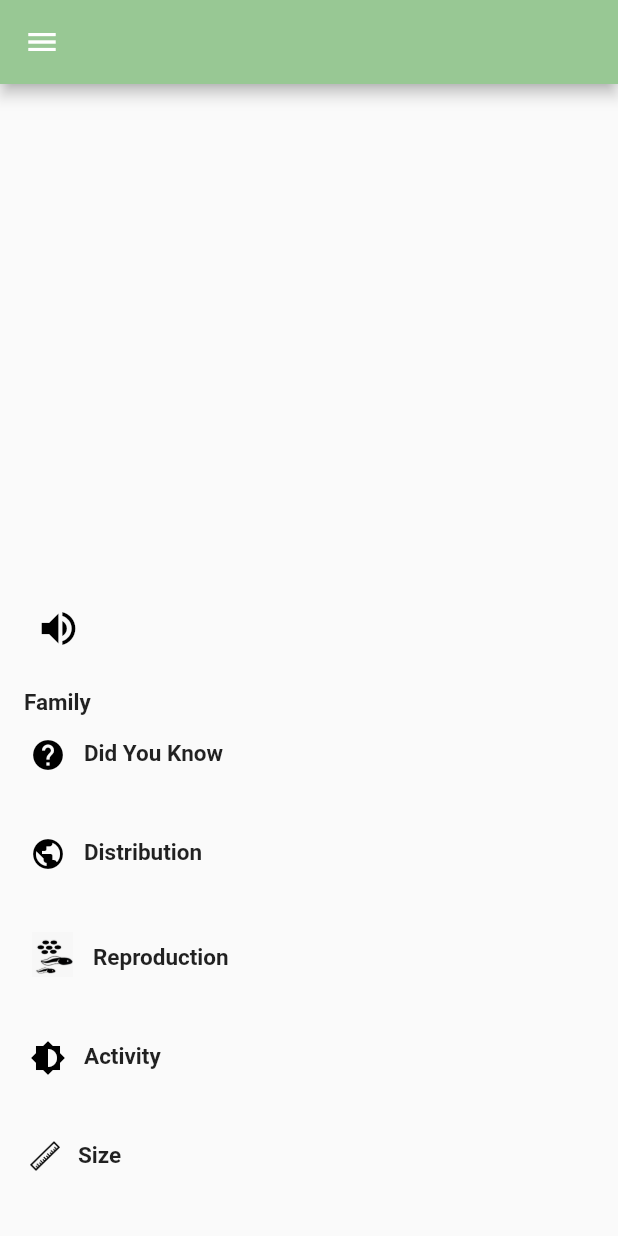
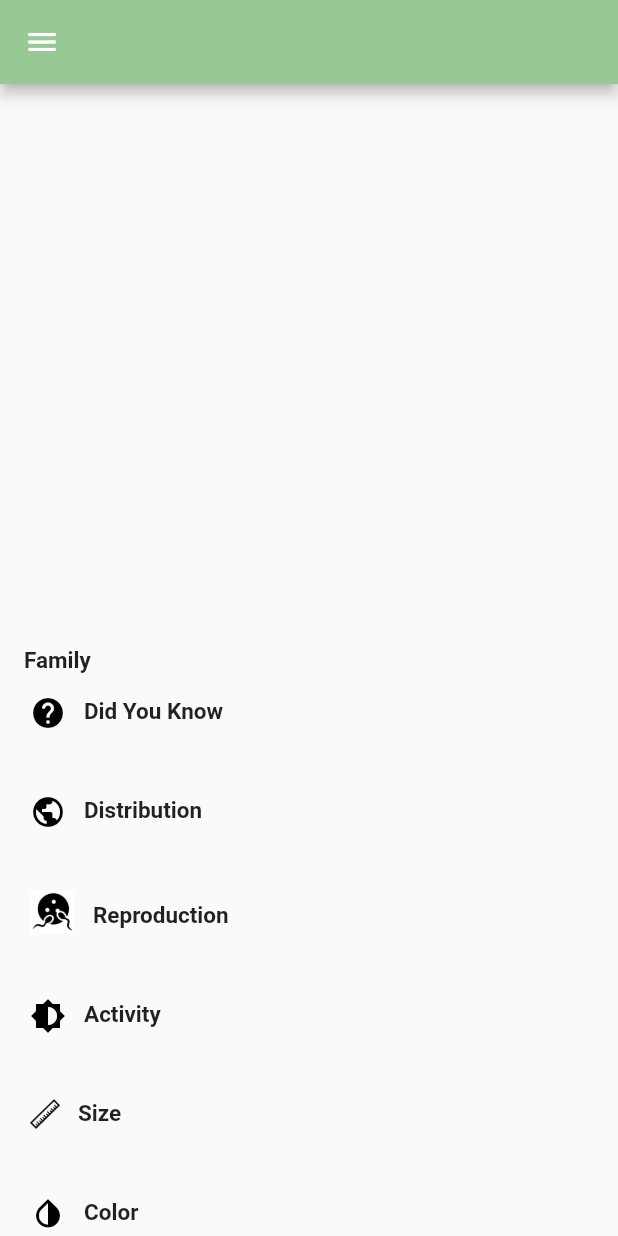
Before and after one commit to Alexandrebmx5/biotapajos-app, a Flutter app: the SpeciesInformation screen opened directly with empty values, on a phone screen of 412 x 824 dp. Run offline on Flutter 3.47's test engine with Material 2 defaults, Android fonts, the light colour scheme and no system bars; drawn by our look-alikes of carousel_pro; our stand-ins replace animate_do, cloud_firestore, file_picker, firebase_auth, firebase_core, firebase_storage and 9 more; accounts and stored records are empty; generated files the repository leaves out were written again.

Commit message:
change species

```diff
--- a/lib/models/SpecieDetail.dart
+++ b/lib/models/SpecieDetail.dart
@@ -16,6 +16,8 @@
   String _group;
   String _specieSimilar;
   String _whereLive;
+  String _venom;
+  String _diet;
 
   SpecieDetail(
       {String name,
@@ -34,7 +36,9 @@
       String color,
       String group,
       String specieSimilar,
-      String whereLive}) {
+      String whereLive,
+      String venom,
+      String diet,}) {
     this._name = name;
     this._id = id;
     this._specie = specie;
@@ -52,6 +56,8 @@
     this._group = group;
     this._specieSimilar = specieSimilar;
     this._whereLive = whereLive;
+    this._venom = venom;
+    this._diet = diet;
   }
 
   String get id => _id;
@@ -155,5 +161,17 @@
     _whereLive = whereLive;
   }
 
+  String get venom => _venom;
+
+  set venom(String venom) {
+    _venom = venom;
+  }
+
+  String get diet => _diet;
+
+  set diet(String diet) {
+    _diet = diet;
+  }
+
 //end
 }
--- a/lib/views/ListSpecies.dart
+++ b/lib/views/ListSpecies.dart
@@ -180,7 +180,10 @@
                             sound: element.data()['sound'],
                             group: element.data()['group'],
                             specieSimilar: element.data()['specie_similar'],
-                            whereLive: element.data()['where_live']);
+                            whereLive: element.data()['where_live'],
+                            venom: element.data()['venom'],
+                            diet: element.data()['diet']
+                        );
 
                         speciesDetails.add(specieDetail);
                       } else {
@@ -201,7 +204,10 @@
                             sound: element.data()['sound'],
                             group: element.data()['group_en'],
                             specieSimilar: element.data()['specie_similar_en'],
-                            whereLive: element.data()['where_live_en']);
+                            whereLive: element.data()['where_live_en'],
+                            venom: element.data()['venom_en'],
+                            diet: element.data()['diet_en']
+                        );
 
                         speciesDetails.add(specieDetail);
                       }
--- a/lib/views/SpeciesInformation.dart
+++ b/lib/views/SpeciesInformation.dart
@@ -114,6 +114,7 @@
                   width: constraints.maxWidth,
                   child: Row(
                     children: [
+                      if(specieDetail.sound != null && specieDetail.sound != '')...[
                         Padding(
                           padding: const EdgeInsets.only(
                               top: 16.0, left: 16.0, bottom: 8.0),
@@ -128,6 +129,7 @@
                                 color: Colors.black,
                               )),
                         ),
+                      ],
                       Expanded(
                         child: Center(
                           child: Padding(
@@ -218,7 +220,7 @@
                   child: Container(
                       width: constraints.maxWidth,
                       child: textIcon(
-                          child: Image.asset('images/sapo.jpeg', width: 30, height: 30,),
+                          child: Image.asset('images/reproducao.jpeg', width: 30, height: 30,),
                           text: S.of(context).reproducao,
                           style: TextStyle(
                               fontSize: 15, fontWeight: FontWeight.bold))),
@@ -294,7 +296,7 @@
                   child: Container(
                       width: constraints.maxWidth,
                       child: textIcon(
-                          child: Image.asset('images/sapo2.jpeg', width: 30, height: 30,),
+                          child: Image.asset('images/semelhante.jpeg', width: 30, height: 30,),
                           text: S.of(context).specieSimilar,
                           style: TextStyle(
                               fontSize: 15, fontWeight: FontWeight.bold))),
@@ -326,6 +328,48 @@
                     child: _textNullSafety(data: specieDetail.whereLive),
                   ),
                 ),
+                if(specieDetail.diet != null)...[
+                  Padding(
+                    padding:
+                    const EdgeInsets.only(left: 16.0, right: 16.0, top: 8.0),
+                    child: Container(
+                        width: constraints.maxWidth,
+                        child: textIcon(
+                            child: Image.asset('images/dieta.png', width: 30, height: 25,),
+                            text: S.of(context).dieta ?? '',
+                            style: TextStyle(
+                                fontSize: 15, fontWeight: FontWeight.bold))),
+                  ),
+                  Padding(
+                    padding:
+                    const EdgeInsets.only(left: 16.0, right: 16.0, top: 8.0, bottom: 20),
+                    child: Container(
+                      width: constraints.maxWidth,
+                      child: _textNullSafety(data: specieDetail.diet),
+                    ),
+                  ),
+                ],
+                if(specieDetail.venom != null )...[
+                  Padding(
+                    padding:
+                    const EdgeInsets.only(left: 16.0, right: 16.0, top: 8.0),
+                    child: Container(
+                        width: constraints.maxWidth,
+                        child: textIcon(
+                            child: Image.asset('images/veneno.png', width: 30, height: 25,),
+                            text: S.of(context).venom ?? '',
+                            style: TextStyle(
+                                fontSize: 15, fontWeight: FontWeight.bold))),
+                  ),
+                  Padding(
+                    padding:
+                    const EdgeInsets.only(left: 16.0, right: 16.0, top: 8.0, bottom: 20),
+                    child: Container(
+                      width: constraints.maxWidth,
+                      child: _textNullSafety(data: specieDetail.venom),
+                    ),
+                  ),
+                ]
               ],
             ),
           ),
```
Also changed, not shown: images/dieta.png (added), images/reproducao.jpeg (added), images/semelhante.jpeg (added), images/veneno.png (added), lib/generated/intl/messages_en.dart, lib/generated/intl/messages_pt.dart, lib/generated/l10n.dart. Lines whose indentation alone changed are shown as unchanged.
